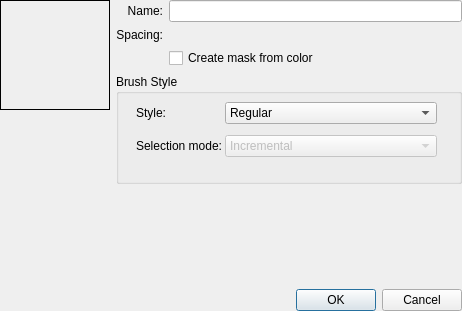
First picture: the form in krita/plugins/paintops/libpaintop/forms/wdgcustombrush.ui, repository KDE/krita, before the edit.
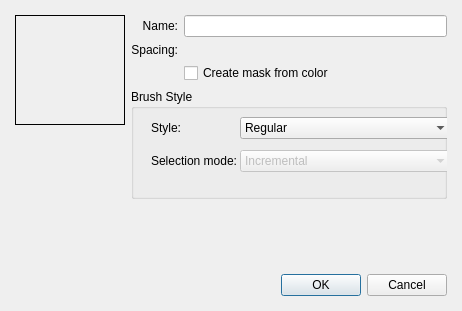
Second picture: the form after the edit. Custom widgets are drawn as their Qt base class.

Commit message: add some padding to the stamp and clipboard brush editor dialogs

Diff of the .ui file:
```diff
--- a/krita/plugins/paintops/libpaintop/forms/wdgcustombrush.ui
+++ b/krita/plugins/paintops/libpaintop/forms/wdgcustombrush.ui
@@ -15,16 +15,16 @@
     <number>6</number>
    </property>
    <property name="leftMargin">
-    <number>0</number>
+    <number>15</number>
    </property>
    <property name="topMargin">
-    <number>0</number>
+    <number>15</number>
    </property>
    <property name="rightMargin">
-    <number>0</number>
+    <number>15</number>
    </property>
    <property name="bottomMargin">
-    <number>0</number>
+    <number>15</number>
    </property>
    <item>
     <layout class="QVBoxLayout" name="verticalLayout_2">
```
The commit also changes 1 other file.
